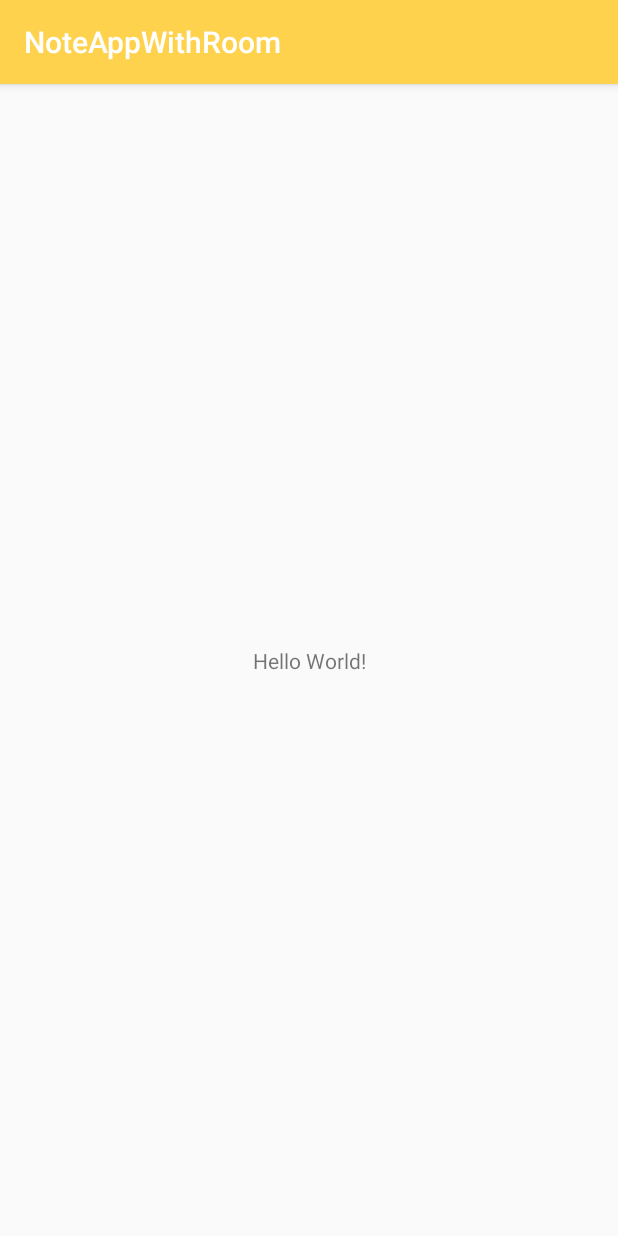
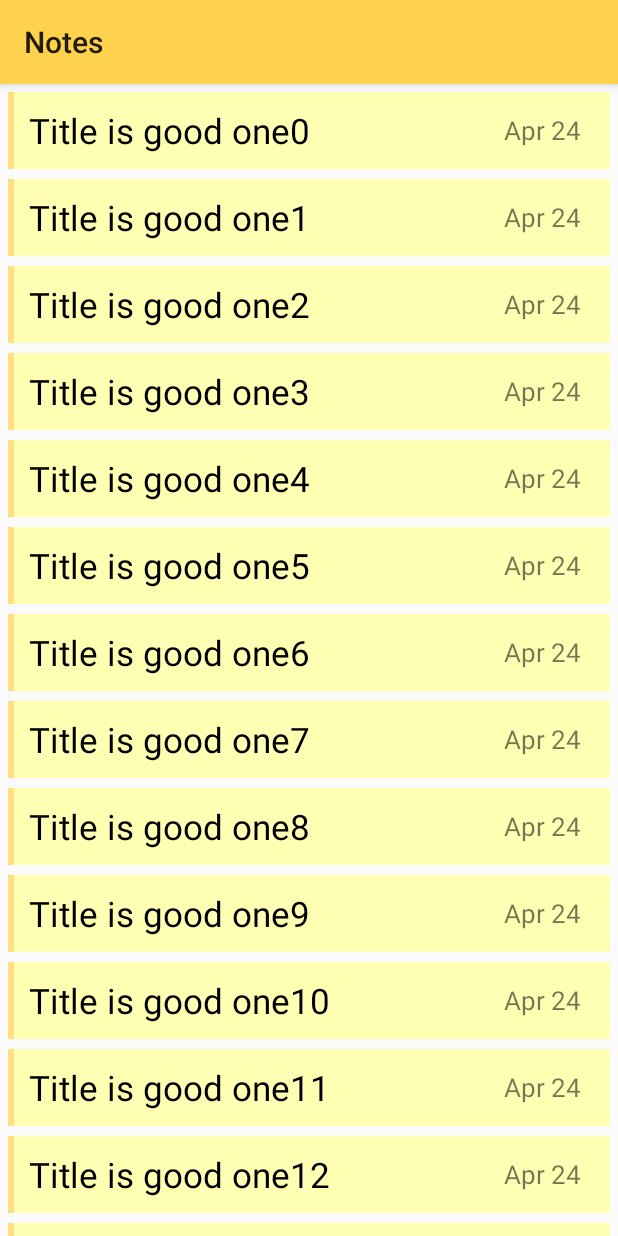
Before and after one commit to gajendrapandeya/NoteAppWithRoom, an Android app: the screen it shows after launch (MainActivity), on a phone screen of 412 x 824 dp. Run offline under Robolectric (Android 15) with nearby library versions, the phone set to English and light mode, and no system bars.

```diff
--- a/app/build.gradle
+++ b/app/build.gradle
@@ -31,4 +31,7 @@ dependencies {
     testImplementation 'junit:junit:4.12'
     androidTestImplementation 'androidx.test.ext:junit:1.1.1'
     androidTestImplementation 'androidx.test.espresso:espresso-core:3.2.0'
+
+    //material design lib
+    implementation 'com.google.android.material:material:1.1.0'
 }
--- a/app/src/main/AndroidManifest.xml
+++ b/app/src/main/AndroidManifest.xml
@@ -9,6 +9,7 @@
         android:roundIcon="@mipmap/ic_launcher_round"
         android:supportsRtl="true"
         android:theme="@style/AppTheme">
+        <activity android:name=".NotesActivity"></activity>
         <activity android:name=".MainActivity">
             <intent-filter>
                 <action android:name="android.intent.action.MAIN" />
--- a/app/src/main/java/com/codermonkeys/noteappwithroom/MainActivity.java
+++ b/app/src/main/java/com/codermonkeys/noteappwithroom/MainActivity.java
@@ -1,14 +1,70 @@
 package com.codermonkeys.noteappwithroom;
 
 import androidx.appcompat.app.AppCompatActivity;
+import androidx.appcompat.widget.Toolbar;
+import androidx.recyclerview.widget.LinearLayoutManager;
+import androidx.recyclerview.widget.RecyclerView;
 
+import android.content.Intent;
 import android.os.Bundle;
 
-public class MainActivity extends AppCompatActivity {
+import com.codermonkeys.noteappwithroom.adapters.NotesRecyclerAdapter;
+import com.codermonkeys.noteappwithroom.models.Notes;
+import com.codermonkeys.noteappwithroom.util.VerticalSpacingItemDecorator;
+
+import java.util.ArrayList;
+
+public class MainActivity extends AppCompatActivity implements NotesRecyclerAdapter.onNoteListner {
+
+    //Ui components
+    private RecyclerView mRecyclerView;
+    private Toolbar mToolbar;
+
+    //vars
+    private ArrayList<Notes> mNotes = new ArrayList<>();
+    private NotesRecyclerAdapter mNotesRecyclerAdapter;
 
     @Override
     protected void onCreate(Bundle savedInstanceState) {
         super.onCreate(savedInstanceState);
         setContentView(R.layout.activity_main);
+
+        mRecyclerView = findViewById(R.id.recycler_view);
+        mToolbar = findViewById(R.id.notes_toolbar);
+
+        setSupportActionBar(mToolbar);
+        setTitle("Notes");
+
+        initRecyclerView();
+        insertFakeNotes();
+    }
+
+    private void insertFakeNotes() {
+
+        for(int i = 0; i < 100; i++) {
+            Notes notes = new Notes();
+            notes.setTitle("Title is good one" + i);
+            notes.setContent("Content #" + i);
+            notes.setTimeStamp("Apr 24");
+            mNotes.add(notes);
+        }
+        mNotesRecyclerAdapter.notifyDataSetChanged();
+    }
+
+    private void initRecyclerView() {
+        LinearLayoutManager layoutManager = new LinearLayoutManager(this);
+        mRecyclerView.setLayoutManager(layoutManager);
+        VerticalSpacingItemDecorator itemDecorator = new VerticalSpacingItemDecorator(10);
+        mRecyclerView.addItemDecoration(itemDecorator);
+        mNotesRecyclerAdapter = new NotesRecyclerAdapter(mNotes, this);
+        mRecyclerView.setAdapter(mNotesRecyclerAdapter);
+    }
+
+    @Override
+    public void onNoteClick(int position) {
+
+        Intent intent = new Intent(MainActivity.this, NotesActivity.class);
+        intent.putExtra("selected_note", mNotes.get(position));
+        startActivity(intent);
     }
 }
--- /dev/null
+++ b/app/src/main/java/com/codermonkeys/noteappwithroom/adapters/NotesRecyclerAdapter.java
@@ -0,0 +1,70 @@
+package com.codermonkeys.noteappwithroom.adapters;
+
+import android.view.LayoutInflater;
+import android.view.View;
+import android.view.ViewGroup;
+import android.widget.ArrayAdapter;
+import android.widget.TextView;
+
+import androidx.annotation.NonNull;
+import androidx.recyclerview.widget.RecyclerView;
+
+import com.codermonkeys.noteappwithroom.R;
+import com.codermonkeys.noteappwithroom.models.Notes;
+
+import java.util.ArrayList;
+
+public class NotesRecyclerAdapter extends RecyclerView.Adapter<NotesRecyclerAdapter.ViewHolder> {
+
+    private ArrayList<Notes> mNotes = new ArrayList<>();
+    private onNoteListner mOnNoteListner;
+
+    public NotesRecyclerAdapter(ArrayList<Notes> mNotes, onNoteListner onNoteListner) {
+        this.mNotes = mNotes;
+        mOnNoteListner = onNoteListner;
+    }
+
+    @NonNull
+    @Override
+    public ViewHolder onCreateViewHolder(@NonNull ViewGroup parent, int viewType) {
+       View view = LayoutInflater.from(parent.getContext()).inflate(R.layout.layout_note_list_item, parent, false);
+       return new ViewHolder(view, mOnNoteListner);
+    }
+
+    @Override
+    public void onBindViewHolder(@NonNull ViewHolder holder, int position) {
+
+        holder.timestamp.setText(mNotes.get(position).getTimeStamp());
+        holder.title.setText(mNotes.get(position).getTitle());
+    }
+
+    @Override
+    public int getItemCount() {
+        return mNotes.size();
+    }
+
+    public class ViewHolder extends RecyclerView.ViewHolder implements View.OnClickListener {
+
+        TextView title, timestamp;
+        onNoteListner onNoteListner;
+
+        public ViewHolder(@NonNull View itemView, onNoteListner onNoteListner) {
+            super(itemView);
+            title = itemView.findViewById(R.id.note_title);
+            timestamp = itemView.findViewById(R.id.note_timestamp);
+            this.onNoteListner = onNoteListner;
+
+            itemView.setOnClickListener(this);
+        }
+
+        @Override
+        public void onClick(View v) {
+
+            onNoteListner.onNoteClick(getAdapterPosition());
+        }
+    }
+
+    public interface onNoteListner {
+        void onNoteClick(int position);
+    }
+}
--- /dev/null
+++ b/app/src/main/java/com/codermonkeys/noteappwithroom/models/Notes.java
@@ -0,0 +1,83 @@
+package com.codermonkeys.noteappwithroom.models;
+
+import android.os.Parcel;
+import android.os.Parcelable;
+
+public class Notes implements Parcelable {
+
+    private String title;
+    private String content;
+    private String timeStamp;
+
+    public Notes(String title, String content, String timeStamp) {
+        this.title = title;
+        this.content = content;
+        this.timeStamp = timeStamp;
+    }
+
+    public Notes() {
+    }
+
+    protected Notes(Parcel in) {
+        title = in.readString();
+        content = in.readString();
+        timeStamp = in.readString();
+    }
+
+    public static final Creator<Notes> CREATOR = new Creator<Notes>() {
+        @Override
+        public Notes createFromParcel(Parcel in) {
+            return new Notes(in);
+        }
+
+        @Override
+        public Notes[] newArray(int size) {
+            return new Notes[size];
+        }
+    };
+
+    public String getTitle() {
+        return title;
+    }
+
+    public void setTitle(String title) {
+        this.title = title;
+    }
+
+    public String getContent() {
+        return content;
+    }
+
+    public void setContent(String content) {
+        this.content = content;
+    }
+
+    public String getTimeStamp() {
+        return timeStamp;
+    }
+
+    public void setTimeStamp(String timeStamp) {
+        this.timeStamp = timeStamp;
+    }
+
+    @Override
+    public String toString() {
+        return "Model{" +
+                "title='" + title + '\'' +
+                ", content='" + content + '\'' +
+                ", timeStamp='" + timeStamp + '\'' +
+                '}';
+    }
+
+    @Override
+    public int describeContents() {
+        return 0;
+    }
+
+    @Override
+    public void writeToParcel(Parcel dest, int flags) {
+        dest.writeString(title);
+        dest.writeString(content);
+        dest.writeString(timeStamp);
+    }
+}
--- /dev/null
+++ b/app/src/main/java/com/codermonkeys/noteappwithroom/util/VerticalSpacingItemDecorator.java
@@ -0,0 +1,21 @@
+package com.codermonkeys.noteappwithroom.util;
+
+import android.graphics.Rect;
+import android.view.View;
+
+import androidx.annotation.NonNull;
+import androidx.recyclerview.widget.RecyclerView;
+
+public class VerticalSpacingItemDecorator extends RecyclerView.ItemDecoration {
+
+    private final int verticalSpaceHeight;
+
+    public VerticalSpacingItemDecorator(int verticalSpaceHeight) {
+        this.verticalSpaceHeight = verticalSpaceHeight;
+    }
+
+    @Override
+    public void getItemOffsets(@NonNull Rect outRect, @NonNull View view, @NonNull RecyclerView parent, @NonNull RecyclerView.State state) {
+        outRect.bottom = verticalSpaceHeight;
+    }
+}
--- a/app/src/main/res/layout/activity_main.xml
+++ b/app/src/main/res/layout/activity_main.xml
@@ -1,18 +1,30 @@
 <?xml version="1.0" encoding="utf-8"?>
-<androidx.constraintlayout.widget.ConstraintLayout xmlns:android="http://schemas.android.com/apk/res/android"
-    xmlns:app="http://schemas.android.com/apk/res-auto"
+<androidx.coordinatorlayout.widget.CoordinatorLayout xmlns:android="http://schemas.android.com/apk/res/android"
     xmlns:tools="http://schemas.android.com/tools"
     android:layout_width="match_parent"
     android:layout_height="match_parent"
+    xmlns:app="http://schemas.android.com/apk/res-auto"
     tools:context=".MainActivity">
 
-    <TextView
-        android:layout_width="wrap_content"
-        android:layout_height="wrap_content"
-        android:text="Hello World!"
-        app:layout_constraintBottom_toBottomOf="parent"
-        app:layout_constraintLeft_toLeftOf="parent"
-        app:layout_constraintRight_toRightOf="parent"
-        app:layout_constraintTop_toTopOf="parent" />
+    <com.google.android.material.appbar.AppBarLayout
+        android:layout_width="match_parent"
+        android:layout_height="wrap_content">
 
-</androidx.constraintlayout.widget.ConstraintLayout>
+        <androidx.appcompat.widget.Toolbar
+            android:id="@+id/notes_toolbar"
+            android:layout_width="match_parent"
+            android:layout_height="?attr/actionBarSize"
+            android:background="?attr/colorPrimary"
+            app:layout_scrollFlags="scroll|enterAlways"/>
+
+    </com.google.android.material.appbar.AppBarLayout>
+
+    <androidx.recyclerview.widget.RecyclerView
+        android:id="@+id/recycler_view"
+        android:layout_width="match_parent"
+        android:layout_height="match_parent"
+        android:orientation="vertical"
+        android:padding="5dp"
+        app:layout_behavior="@string/appbar_scrolling_view_behavior"/>
+
+</androidx.coordinatorlayout.widget.CoordinatorLayout>
--- /dev/null
+++ b/app/src/main/res/layout/layout_note_list_item.xml
@@ -0,0 +1,44 @@
+<?xml version="1.0" encoding="utf-8"?>
+<LinearLayout xmlns:android="http://schemas.android.com/apk/res/android"
+    xmlns:tools="http://schemas.android.com/tools"
+    android:layout_width="match_parent"
+    android:layout_height="wrap_content"
+    android:orientation="horizontal"
+    android:weightSum="100"
+    android:background="@color/lightYellow"
+    android:gravity="center_vertical">
+
+    <View
+        android:layout_width="0dp"
+        android:layout_height="match_parent"
+        android:layout_weight="1"
+        android:background="@color/mediumYellow"/>
+
+    <TextView
+        android:id="@+id/note_title"
+        android:layout_width="0dp"
+        android:layout_height="wrap_content"
+        android:layout_weight="75"
+        android:lines="1"
+        android:padding="10dp"
+        android:text="@string/this_is_some_dummy_text"
+        android:textColor="@color/black"
+        android:ellipsize="end"
+        android:textSize="23sp" />
+
+    <View
+        android:layout_width="0dp"
+        android:layout_height="match_parent"
+        android:layout_weight="4" />
+
+    <TextView
+        android:id="@+id/note_timestamp"
+        android:layout_width="0dp"
+        android:layout_height="wrap_content"
+        android:layout_weight="20"
+        android:padding="10dp"
+        android:text="@string/apr_26"
+        android:textSize="17sp" />
+
+
+</LinearLayout>
--- a/app/src/main/res/values/strings.xml
+++ b/app/src/main/res/values/strings.xml
@@ -1,3 +1,8 @@
 <resources>
     <string name="app_name">NoteAppWithRoom</string>
+    <string name="this_is_some_dummy_text">This is some dummy text</string>
+    <string name="apr_26">Apr 26</string>
+    <string name="back_arrow">Back Arrow</string>
+    <string name="check_mark">Check Mark</string>
+    <string name="this_is_some_note_text">This is some note text</string>
 </resources>
--- a/app/src/main/res/values/styles.xml
+++ b/app/src/main/res/values/styles.xml
@@ -1,7 +1,7 @@
 <resources>
 
     <!-- Base application theme. -->
-    <style name="AppTheme" parent="Theme.AppCompat.Light.DarkActionBar">
+    <style name="AppTheme" parent="Theme.AppCompat.Light.NoActionBar">
         <!-- Customize your theme here. -->
         <item name="colorPrimary">@color/colorPrimary</item>
         <item name="colorPrimaryDark">@color/colorPrimaryDark</item>
```
Also changed, not shown: app/src/main/java/com/codermonkeys/noteappwithroom/LineEditText.java (added, +46 -0 lines), app/src/main/java/com/codermonkeys/noteappwithroom/NotesActivity.java (added, +67 -0 lines), app/src/main/res/drawable/ic_arrow_back.xml (added, +9 -0 lines), app/src/main/res/drawable/ic_check.xml (added, +9 -0 lines), app/src/main/res/layout/activity_notes.xml (added, +36 -0 lines), app/src/main/res/layout/layout_note_toolbar.xml (added, +70 -0 lines).
